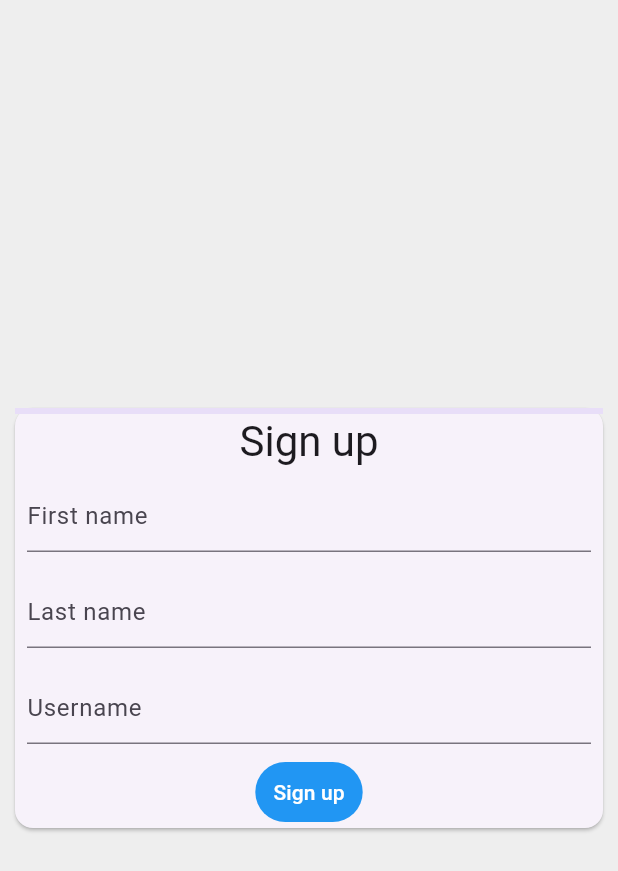
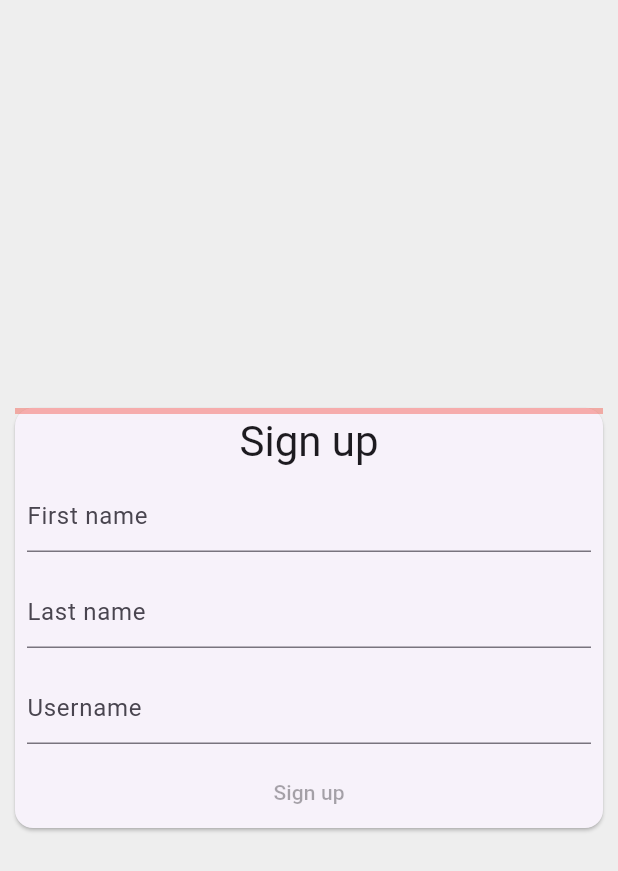
Before and after one commit to cart0909/namer_app, a Flutter app: the screen it shows after launch, on a phone screen of 412 x 824 dp. Shown: the top 871 px of the screen. Run offline on Flutter 3.47's test engine with Material 3 defaults, Android fonts, the phone set to English and light mode, and no system bars.

Commit message:
Step 3: Add animation for sign in progress

```diff
--- a/lib/main.dart
+++ b/lib/main.dart
@@ -94,7 +94,7 @@ class _SignUpFormState extends State<SignUpForm> {
       child: Column(
         mainAxisSize: MainAxisSize.min,
         children: [
-          LinearProgressIndicator(value: _formProgress),
+          AnimatedProgressIndicator(value: _formProgress),
           Text('Sign up', style: Theme.of(context).textTheme.headlineMedium),
           Padding(
             padding: const EdgeInsets.all(8),
@@ -130,7 +130,7 @@ class _SignUpFormState extends State<SignUpForm> {
                     : Colors.blue;
               }),
             ),
-            onPressed: _showWelcomeScreen,
+            onPressed: _formProgress == 1 ? _showWelcomeScreen : null,
             child: const Text('Sign up'),
           ),
         ],
@@ -138,3 +138,68 @@ class _SignUpFormState extends State<SignUpForm> {
     );
   }
 }
+
+class AnimatedProgressIndicator extends StatefulWidget {
+  final double value;
+
+  const AnimatedProgressIndicator({
+    super.key,
+    required this.value,
+  });
+
+  @override
+  State<AnimatedProgressIndicator> createState() =>
+      _AnimatedProgressIndicatorState();
+}
+
+class _AnimatedProgressIndicatorState extends State<AnimatedProgressIndicator>
+    with TickerProviderStateMixin {
+  late AnimationController _controller;
+  late Animation<Color?> _colorAnimation;
+  late Animation<double> _curveAnimation;
+
+  @override
+  void initState() {
+    super.initState();
+    _controller = AnimationController(
+      duration: const Duration(milliseconds: 1200),
+      vsync: this,
+    );
+
+    final colorTween = TweenSequence([
+      TweenSequenceItem(
+        tween: ColorTween(begin: Colors.red, end: Colors.orange),
+        weight: 1,
+      ),
+      TweenSequenceItem(
+        tween: ColorTween(begin: Colors.orange, end: Colors.yellow),
+        weight: 1,
+      ),
+      TweenSequenceItem(
+        tween: ColorTween(begin: Colors.yellow, end: Colors.green),
+        weight: 1,
+      ),
+    ]);
+
+    _colorAnimation = _controller.drive(colorTween);
+    _curveAnimation = _controller.drive(CurveTween(curve: Curves.easeIn));
+  }
+
+  @override
+  void didUpdateWidget(oldWidget) {
+    super.didUpdateWidget(oldWidget);
+    _controller.animateTo(widget.value);
+  }
+
+  @override
+  Widget build(BuildContext context) {
+    return AnimatedBuilder(
+      animation: _controller,
+      builder: (context, child) => LinearProgressIndicator(
+        value: _curveAnimation.value,
+        valueColor: _colorAnimation,
+        backgroundColor: _colorAnimation.value?.withOpacity(0.4),
+      ),
+    );
+  }
+}
```
